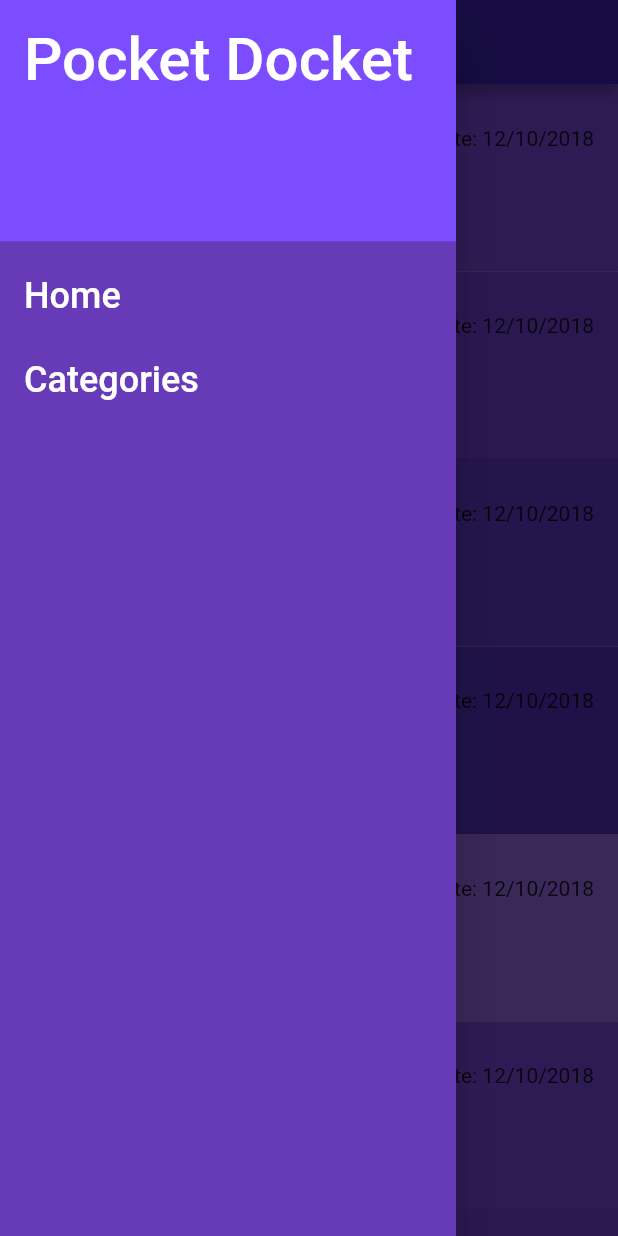
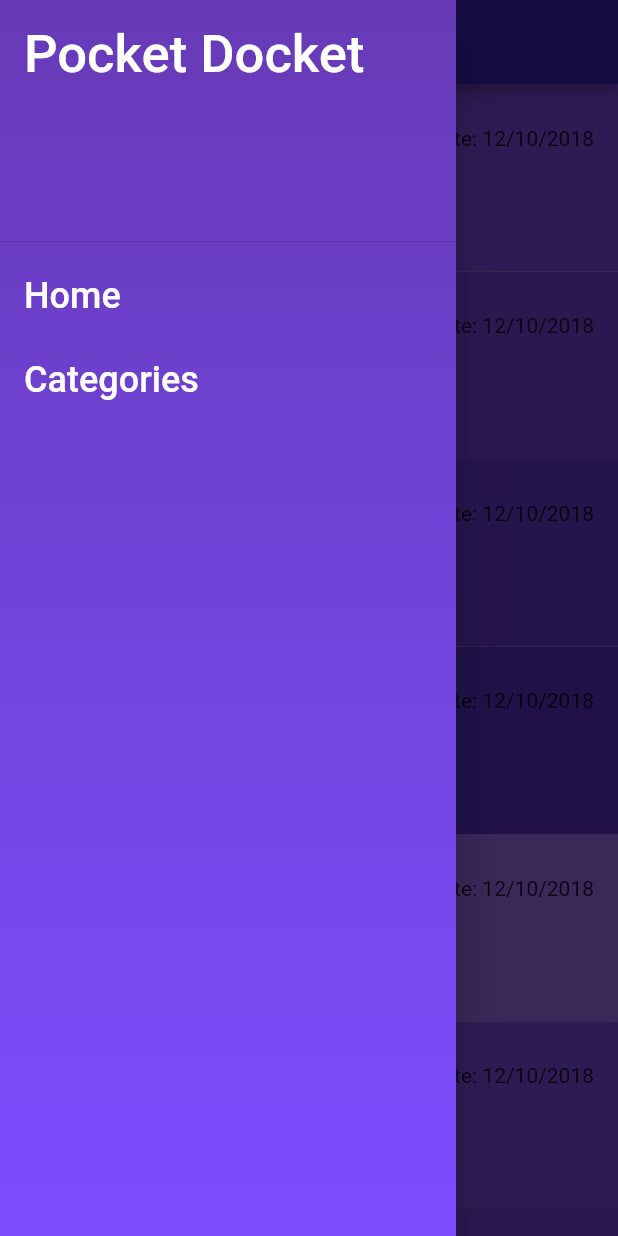
Before and after one commit to PoliticalComputerScience/BillsRUs, a Flutter app: the screen it shows after launch, with the side drawer open, on a phone screen of 412 x 824 dp. Run offline on Flutter 3.47's test engine with Material 2 defaults, Android fonts, the phone set to English and light mode, and no system bars.

Commit message:
getting sexy

```diff
--- a/PocketDocket/pocket_docket/lib/Home.dart
+++ b/PocketDocket/pocket_docket/lib/Home.dart
@@ -29,14 +29,20 @@ class _HomeState extends State<Home> {
           child: DefaultTextStyle(
             style: new TextStyle(inherit:true, color: Colors.white),
             child: Container(
-              color: Colors.deepPurple,
+              decoration: BoxDecoration(
+                gradient: LinearGradient(
+                  begin: Alignment.topCenter,
+                  end: Alignment.bottomCenter,
+                  colors: [Colors.deepPurple, Colors.deepPurpleAccent]
+                )
+              ),
               child: ListView(
                 padding: EdgeInsets.zero,
                 children: <Widget>[
                   DrawerHeader(
-                    child: Text("Pocket Docket", style: new TextStyle(color: Colors.white, fontSize: 40.0),),
+                    child: Text("Pocket Docket", style: new TextStyle(color: Colors.white, fontSize: 35.0),),
                     decoration: BoxDecoration(
-                      color: Colors.deepPurpleAccent,
+                      color: Colors.transparent
                     ),
                   ),
                   ListTile(
```
